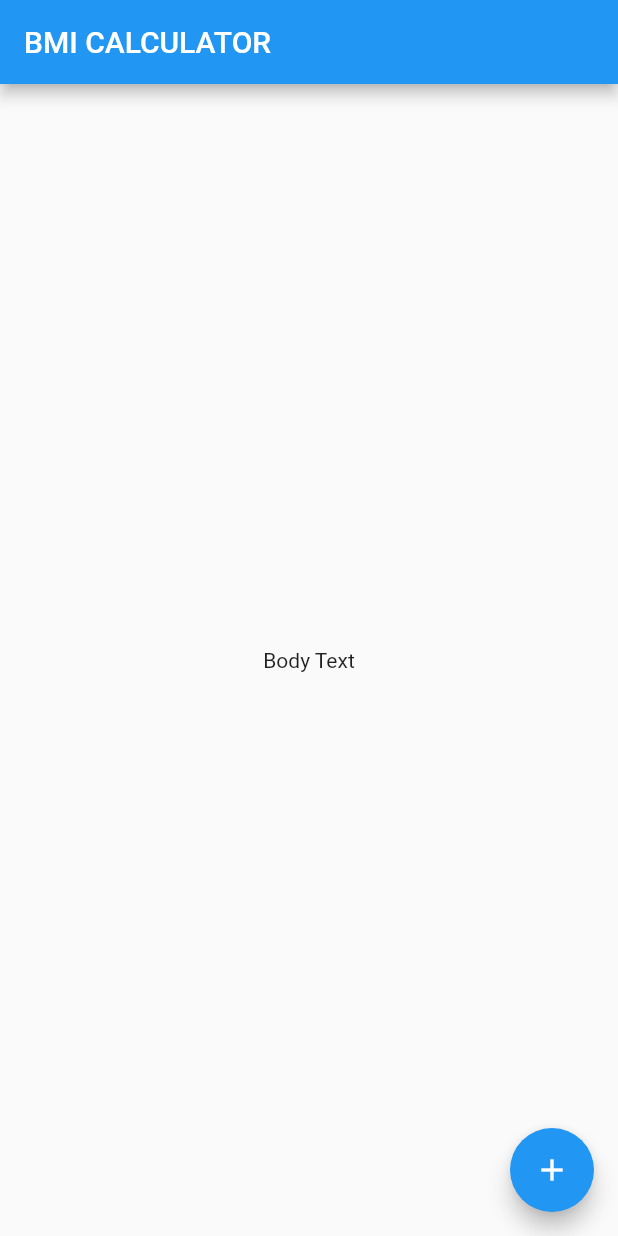
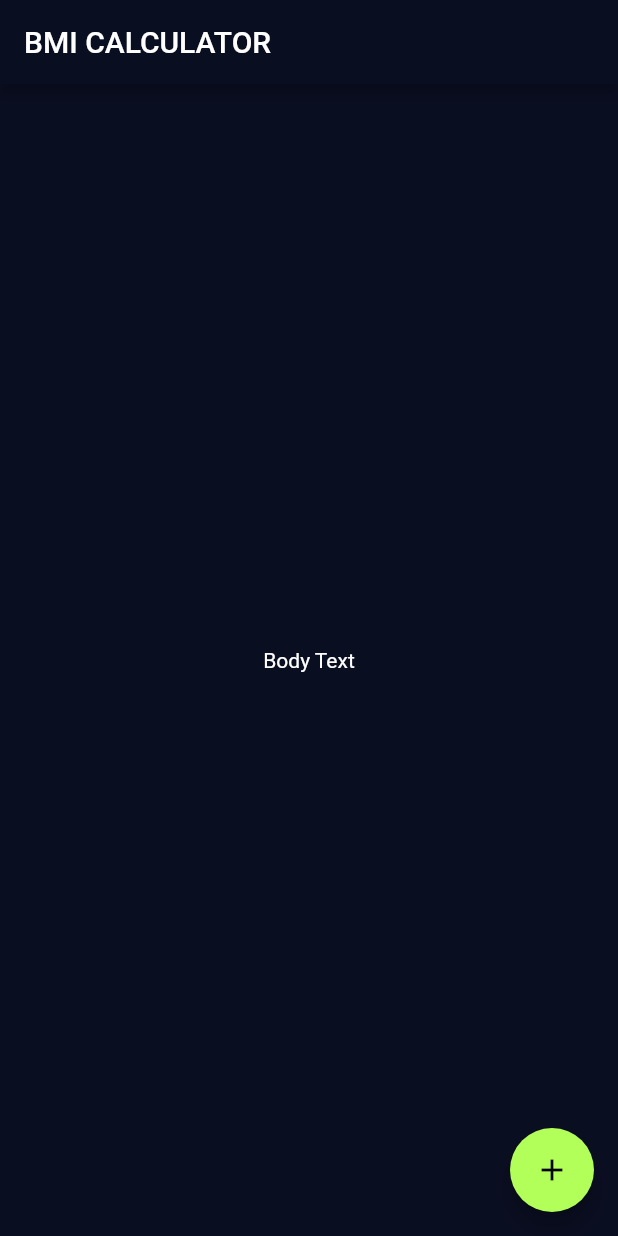
Before and after one commit to jeik0s/BMICalculator, a Flutter app: the screen it shows after launch, on a phone screen of 412 x 824 dp. Run offline on Flutter 3.47's test engine with Material 2 defaults, Android fonts, the phone set to English and light mode, and no system bars.

Commit message:
Learns about flutter themes

```diff
--- /dev/null
+++ b/lib/input_page.dart
@@ -0,0 +1,29 @@
+import 'package:flutter/material.dart';
+
+class InputPage extends StatefulWidget {
+  @override
+  _InputPageState createState() => _InputPageState();
+}
+
+class _InputPageState extends State<InputPage> {
+  @override
+  Widget build(BuildContext context) {
+    return Scaffold(
+      appBar: AppBar(
+        title: Text('BMI CALCULATOR'),
+      ),
+      body: Center(
+        child: Text('Body Text'),
+      ),
+      floatingActionButton: Theme(
+        data: ThemeData(
+          accentColor: Colors.lightGreenAccent
+        ),
+        child: FloatingActionButton(
+          onPressed: (){},
+          child: Icon(Icons.add),
+        ),
+      ),
+    );
+  }
+}
--- a/lib/main.dart
+++ b/lib/main.dart
@@ -1,4 +1,5 @@
 import 'package:flutter/material.dart';
+import 'input_page.dart';
 
 void main() => runApp(BMICalculator());
 
@@ -6,30 +7,11 @@ class BMICalculator extends StatelessWidget {
   @override
   Widget build(BuildContext context) {
     return MaterialApp(
+      theme: ThemeData.dark().copyWith(
+          primaryColor: Color(0xFF0A0E21),
+          scaffoldBackgroundColor: Color(0xFF0A0E21),
+      ),
       home: InputPage(),
     );
   }
 }
-
-class InputPage extends StatefulWidget {
-  @override
-  _InputPageState createState() => _InputPageState();
-}
-
-class _InputPageState extends State<InputPage> {
-  @override
-  Widget build(BuildContext context) {
-    return Scaffold(
-      appBar: AppBar(
-        title: Text('BMI CALCULATOR'),
-      ),
-      body: Center(
-        child: Text('Body Text'),
-      ),
-      floatingActionButton: FloatingActionButton(
-        onPressed: (){},
-        child: Icon(Icons.add),
-      ),
-    );
-  }
-}
```
Also changed, not shown: 1 other file.
